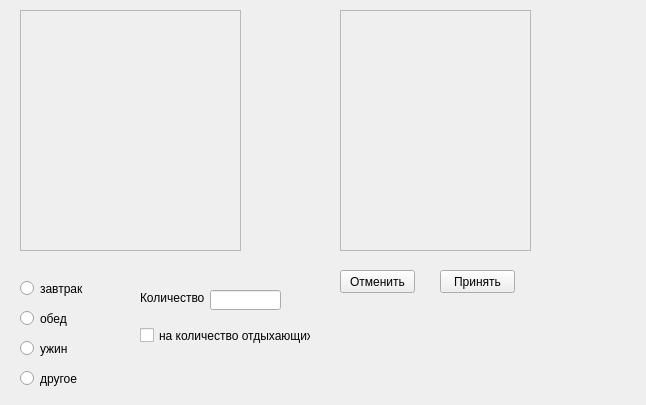
Qt form MI_Client/cform3.ui (Arankir/Labs) before a commit.
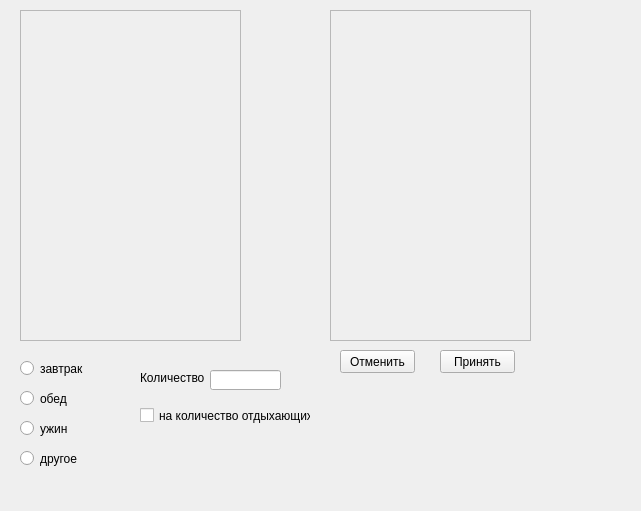
The same form after that commit.

Diff of the .ui file:
```diff
--- a/MI_Client/cform3.ui
+++ b/MI_Client/cform3.ui
@@ -6,8 +6,8 @@
    <rect>
     <x>0</x>
     <y>0</y>
-    <width>646</width>
-    <height>405</height>
+    <width>641</width>
+    <height>511</height>
    </rect>
   </property>
   <property name="windowTitle">
@@ -19,7 +19,7 @@
      <x>20</x>
      <y>10</y>
      <width>221</width>
-     <height>241</height>
+     <height>331</height>
     </rect>
    </property>
    <property name="widgetResizable">
@@ -31,7 +31,7 @@
       <x>0</x>
       <y>0</y>
       <width>219</width>
-      <height>239</height>
+      <height>329</height>
      </rect>
     </property>
    </widget>
@@ -39,10 +39,10 @@
   <widget class="QScrollArea" name="DishMenu">
    <property name="geometry">
     <rect>
-     <x>340</x>
+     <x>330</x>
      <y>10</y>
-     <width>191</width>
-     <height>241</height>
+     <width>201</width>
+     <height>331</height>
     </rect>
    </property>
    <property name="widgetResizable">
@@ -53,8 +53,8 @@
      <rect>
       <x>0</x>
       <y>0</y>
-      <width>189</width>
-      <height>239</height>
+      <width>199</width>
+      <height>329</height>
      </rect>
     </property>
    </widget>
@@ -63,7 +63,7 @@
    <property name="geometry">
     <rect>
      <x>20</x>
-     <y>280</y>
+     <y>360</y>
      <width>82</width>
      <height>17</height>
     </rect>
@@ -76,7 +76,7 @@
    <property name="geometry">
     <rect>
      <x>20</x>
-     <y>310</y>
+     <y>390</y>
      <width>82</width>
      <height>17</height>
     </rect>
@@ -89,7 +89,7 @@
    <property name="geometry">
     <rect>
      <x>20</x>
-     <y>340</y>
+     <y>420</y>
      <width>82</width>
      <height>17</height>
     </rect>
@@ -102,7 +102,7 @@
    <property name="geometry">
     <rect>
      <x>20</x>
-     <y>370</y>
+     <y>450</y>
      <width>82</width>
      <height>17</height>
     </rect>
@@ -115,7 +115,7 @@
    <property name="geometry">
     <rect>
      <x>210</x>
-     <y>290</y>
+     <y>370</y>
      <width>71</width>
      <height>20</height>
     </rect>
@@ -125,7 +125,7 @@
    <property name="geometry">
     <rect>
      <x>140</x>
-     <y>290</y>
+     <y>370</y>
      <width>71</width>
      <height>16</height>
     </rect>
@@ -138,7 +138,7 @@
    <property name="geometry">
     <rect>
      <x>140</x>
-     <y>320</y>
+     <y>400</y>
      <width>171</width>
      <height>31</height>
     </rect>
@@ -151,7 +151,7 @@
    <property name="geometry">
     <rect>
      <x>340</x>
-     <y>270</y>
+     <y>350</y>
      <width>75</width>
      <height>23</height>
     </rect>
@@ -164,7 +164,7 @@
    <property name="geometry">
     <rect>
      <x>440</x>
-     <y>270</y>
+     <y>350</y>
      <width>75</width>
      <height>23</height>
     </rect>
```
